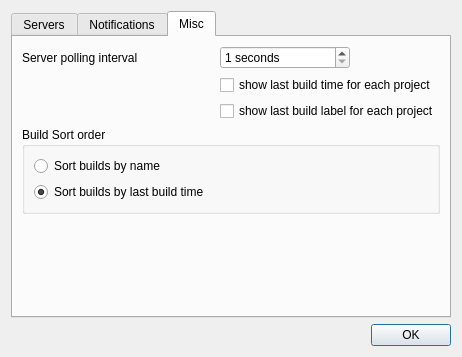
Old version of the form data/preferences.ui in the repository anaynayak/buildnotify.
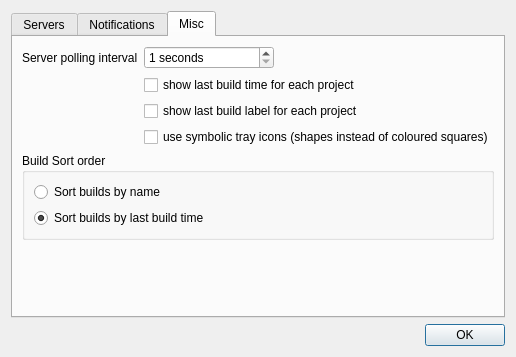
New version of the form.

Commit message:
Add a preference for symbolic tray icons
AppSettings.symbolic_icons defaults to off and is stored under tray/symbolic_icons, so settings files without the key load unchanged. The Misc tab gets a checkbox, and the tray picks the -symbolic icons when it is set. Part of TASK-29.

The edit to the form file:
```diff
--- a/data/preferences.ui
+++ b/data/preferences.ui
@@ -304,6 +304,13 @@
            </property>
           </widget>
          </item>
+         <item row="7" column="1">
+          <widget class="QCheckBox" name="symbolicIconsCheckbox">
+           <property name="text">
+            <string>use symbolic tray icons (shapes instead of coloured squares)</string>
+           </property>
+          </widget>
+         </item>
         </layout>
        </item>
        <item>
```
The commit also changes 9 other files.
